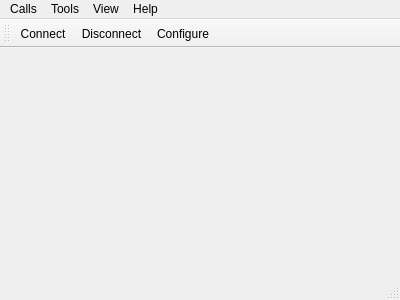
kot9pa/com-monitor, file mainwindow.ui: the form before one commit.
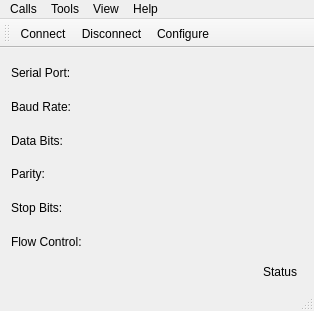
The form after the commit. Icons and pictures are not drawn. Custom widgets are drawn as their Qt base class.

What changed in the file:
```diff
--- a/mainwindow.ui
+++ b/mainwindow.ui
@@ -6,10 +6,16 @@
    <rect>
     <x>0</x>
     <y>0</y>
-    <width>400</width>
-    <height>300</height>
+    <width>314</width>
+    <height>311</height>
    </rect>
   </property>
+  <property name="sizePolicy">
+   <sizepolicy hsizetype="Preferred" vsizetype="Preferred">
+    <horstretch>0</horstretch>
+    <verstretch>0</verstretch>
+   </sizepolicy>
+  </property>
   <property name="cursor">
    <cursorShape>ArrowCursor</cursorShape>
   </property>
@@ -19,15 +25,173 @@
   <property name="windowTitle">
    <string>COM Monitor</string>
   </property>
+  <property name="layoutDirection">
+   <enum>Qt::LeftToRight</enum>
+  </property>
   <widget class="QWidget" name="centralWidget">
-   <layout class="QVBoxLayout" name="verticalLayout"/>
+   <property name="enabled">
+    <bool>true</bool>
+   </property>
+   <property name="layoutDirection">
+    <enum>Qt::LeftToRight</enum>
+   </property>
+   <layout class="QVBoxLayout" name="verticalLayout" stretch="0">
+    <property name="leftMargin">
+     <number>11</number>
+    </property>
+    <property name="topMargin">
+     <number>11</number>
+    </property>
+    <property name="rightMargin">
+     <number>11</number>
+    </property>
+    <property name="bottomMargin">
+     <number>7</number>
+    </property>
+    <item>
+     <layout class="QGridLayout" name="gridLayout">
+      <property name="sizeConstraint">
+       <enum>QLayout::SetDefaultConstraint</enum>
+      </property>
+      <item row="7" column="2">
+       <widget class="LED" name="led" native="true">
+        <property name="sizePolicy">
+         <sizepolicy hsizetype="Fixed" vsizetype="Fixed">
+          <horstretch>0</horstretch>
+          <verstretch>0</verstretch>
+         </sizepolicy>
+        </property>
+        <property name="layoutDirection">
+         <enum>Qt::LeftToRight</enum>
+        </property>
+       </widget>
+      </item>
+      <item row="4" column="1">
+       <widget class="QLabel" name="StopBits">
+        <property name="text">
+         <string/>
+        </property>
+       </widget>
+      </item>
+      <item row="1" column="1">
+       <widget class="QLabel" name="BaudRate">
+        <property name="text">
+         <string/>
+        </property>
+       </widget>
+      </item>
+      <item row="2" column="1">
+       <widget class="QLabel" name="DataBits">
+        <property name="layoutDirection">
+         <enum>Qt::LeftToRight</enum>
+        </property>
+        <property name="text">
+         <string/>
+        </property>
+        <property name="alignment">
+         <set>Qt::AlignLeading|Qt::AlignLeft|Qt::AlignVCenter</set>
+        </property>
+       </widget>
+      </item>
+      <item row="3" column="1">
+       <widget class="QLabel" name="Parity">
+        <property name="text">
+         <string/>
+        </property>
+       </widget>
+      </item>
+      <item row="7" column="1">
+       <widget class="QLabel" name="Status">
+        <property name="text">
+         <string>Status</string>
+        </property>
+        <property name="alignment">
+         <set>Qt::AlignCenter</set>
+        </property>
+       </widget>
+      </item>
+      <item row="7" column="0">
+       <spacer name="horizontalSpacer">
+        <property name="orientation">
+         <enum>Qt::Horizontal</enum>
+        </property>
+        <property name="sizeHint" stdset="0">
+         <size>
+          <width>40</width>
+          <height>20</height>
+         </size>
+        </property>
+       </spacer>
+      </item>
+      <item row="5" column="1">
+       <widget class="QLabel" name="FlowControl">
+        <property name="text">
+         <string/>
+        </property>
+        <property name="alignment">
+         <set>Qt::AlignCenter</set>
+        </property>
+       </widget>
+      </item>
+      <item row="0" column="1">
+       <widget class="QLabel" name="SerialPort">
+        <property name="text">
+         <string/>
+        </property>
+       </widget>
+      </item>
+      <item row="0" column="0">
+       <widget class="QLabel" name="label_1">
+        <property name="text">
+         <string>Serial Port:</string>
+        </property>
+       </widget>
+      </item>
+      <item row="1" column="0">
+       <widget class="QLabel" name="label_2">
+        <property name="text">
+         <string>Baud Rate:</string>
+        </property>
+       </widget>
+      </item>
+      <item row="2" column="0">
+       <widget class="QLabel" name="label_3">
+        <property name="text">
+         <string>Data Bits:</string>
+        </property>
+       </widget>
+      </item>
+      <item row="3" column="0">
+       <widget class="QLabel" name="label_4">
+        <property name="text">
+         <string>Parity:</string>
+        </property>
+       </widget>
+      </item>
+      <item row="4" column="0">
+       <widget class="QLabel" name="label_5">
+        <property name="text">
+         <string>Stop Bits:</string>
+        </property>
+       </widget>
+      </item>
+      <item row="5" column="0">
+       <widget class="QLabel" name="label_6">
+        <property name="text">
+         <string>Flow Control:</string>
+        </property>
+       </widget>
+      </item>
+     </layout>
+    </item>
+   </layout>
   </widget>
   <widget class="QMenuBar" name="menuBar">
    <property name="geometry">
     <rect>
      <x>0</x>
      <y>0</y>
-     <width>400</width>
+     <width>314</width>
      <height>26</height>
     </rect>
    </property>
@@ -177,6 +341,13 @@
   </action>
  </widget>
  <layoutdefault spacing="6" margin="11"/>
+ <customwidgets>
+  <customwidget>
+   <class>LED</class>
+   <extends>QWidget</extends>
+   <header>LED.h</header>
+  </customwidget>
+ </customwidgets>
  <resources>
   <include location="com-monitor.qrc"/>
  </resources>
```
